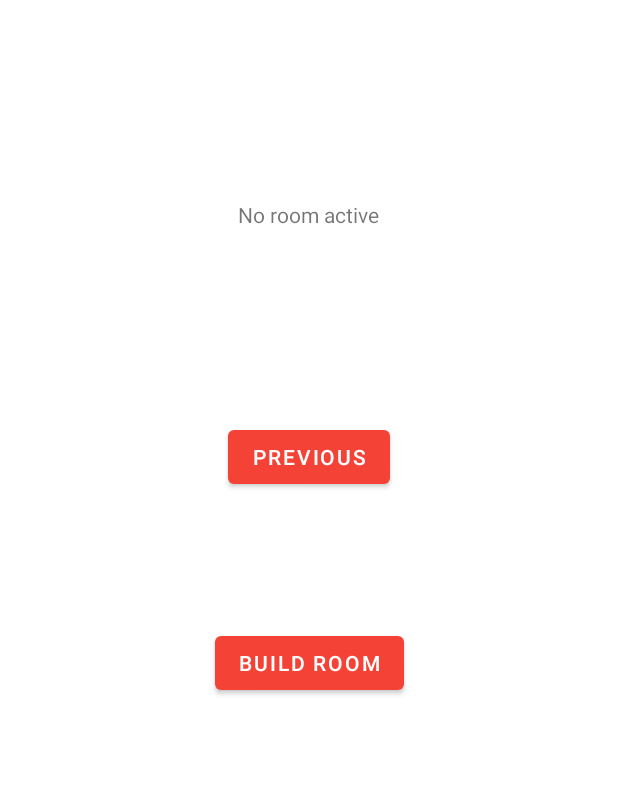
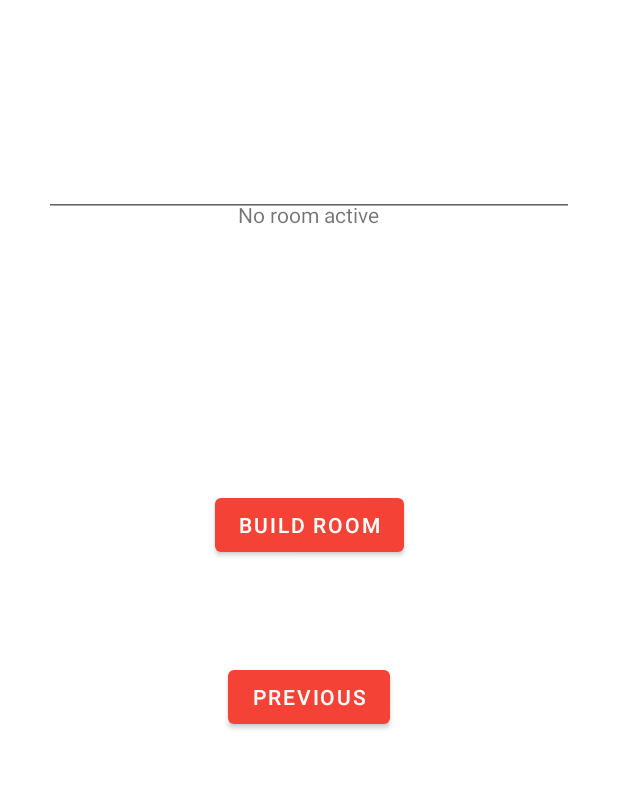
Before and after one commit to Blaemerson/ChickenTender, an Android app: the CreateRoomFragment screen opened through its navigation route, on a phone screen of 412 x 824 dp, the part 403-1192 px from its top. Run offline under Robolectric (Android 15) with nearby library versions, the phone set to English and light mode, and no system bars; our stand-ins replace navigation-ui; 6 statements that could not run were skipped.

Commit message:
Allow radius input

```diff
--- a/app/src/main/java/com/chickentender/apk/CreateRoomFragment.java
+++ b/app/src/main/java/com/chickentender/apk/CreateRoomFragment.java
@@ -13,9 +13,13 @@ import android.os.AsyncTask;
 import android.os.Bundle;
 import android.os.Looper;
 import android.provider.Settings;
+import android.text.TextWatcher;
+import android.view.KeyEvent;
 import android.view.LayoutInflater;
 import android.view.View;
 import android.view.ViewGroup;
+import android.view.inputmethod.EditorInfo;
+import android.view.inputmethod.InputMethodManager;
 import android.widget.TextView;
 import android.widget.Toast;
 
@@ -32,14 +36,14 @@ import com.google.android.gms.location.LocationResult;
 import com.google.android.gms.location.LocationServices;
 import com.google.android.gms.tasks.OnCompleteListener;
 import com.google.android.gms.tasks.Task;
+import com.google.android.libraries.places.api.Places;
+import com.google.android.libraries.places.api.net.PlacesClient;
 
 import org.json.JSONArray;
 import org.json.JSONException;
 import org.json.JSONObject;
-import org.w3c.dom.Text;
 
 import java.io.IOException;
-import java.util.List;
 
 import okhttp3.FormBody;
 import okhttp3.MediaType;
@@ -51,23 +55,22 @@ import okhttp3.Response;
 
 public class CreateRoomFragment extends Fragment {
     private FragmentCreateRoomBinding binding;
-    private FusedLocationProviderClient flpc;
-    private JSONObject[] jsonObjects;
+    private FusedLocationProviderClient fusedLocationProviderClient;
     private double lat;
     private double lng;
+    private double radiusMeters = 1500;
+    private double radiusMiles = 15;
 
     @Override
     public View onCreateView(
             LayoutInflater inflater, ViewGroup container,
             Bundle savedInstanceState
     ) {
-        flpc = LocationServices.getFusedLocationProviderClient(this.getActivity());
+        fusedLocationProviderClient = LocationServices.getFusedLocationProviderClient(this.getActivity());
         requestNewLocationData();
-//        getLastLocation();
 
         binding = FragmentCreateRoomBinding.inflate(inflater, container, false);
         return binding.getRoot();
-
     }
 
     @SuppressLint("MissingPermission")
@@ -78,11 +81,8 @@ public class CreateRoomFragment extends Fragment {
             // check if location is enabled
             if (isLocationEnabled()) {
 
-                // getting last
-                // location from
-                // FusedLocationClient
-                // object
-                flpc.getLastLocation().addOnCompleteListener(new OnCompleteListener<Location>() {
+                // getting last location from FusedLocationClient object
+                fusedLocationProviderClient.getLastLocation().addOnCompleteListener(new OnCompleteListener<Location>() {
                     @Override
                     public void onComplete(@NonNull Task<Location> task) {
                         Location location = task.getResult();
@@ -101,7 +101,7 @@ public class CreateRoomFragment extends Fragment {
             }
         } else {
             // if permissions aren't available,
-            // request for permissions
+            // request permissions
             requestPermissions();
         }
     }
@@ -109,18 +109,16 @@ public class CreateRoomFragment extends Fragment {
     @SuppressLint("MissingPermission")
     private void requestNewLocationData() {
 
-        // Initializing LocationRequest
-        // object with appropriate methods
+        // Initializing LocationRequest object with appropriate methods
         LocationRequest mLocationRequest = new LocationRequest();
         mLocationRequest.setPriority(LocationRequest.PRIORITY_HIGH_ACCURACY);
         mLocationRequest.setInterval(5);
         mLocationRequest.setFastestInterval(0);
         mLocationRequest.setNumUpdates(1);
 
-        // setting LocationRequest
-        // on FusedLocationClient
-        flpc = LocationServices.getFusedLocationProviderClient(this.getActivity());
-        flpc.requestLocationUpdates(mLocationRequest, mLocationCallback, Looper.myLooper());
+        // setting LocationRequest on FusedLocationClient
+        fusedLocationProviderClient = LocationServices.getFusedLocationProviderClient(this.getActivity());
+        fusedLocationProviderClient.requestLocationUpdates(mLocationRequest, mLocationCallback, Looper.myLooper());
     }
 
     private LocationCallback mLocationCallback = new LocationCallback() {
@@ -138,8 +136,7 @@ public class CreateRoomFragment extends Fragment {
         return ActivityCompat.checkSelfPermission(this.getActivity(), Manifest.permission.ACCESS_COARSE_LOCATION) == PackageManager.PERMISSION_GRANTED && ActivityCompat.checkSelfPermission(this.getActivity(), Manifest.permission.ACCESS_FINE_LOCATION) == PackageManager.PERMISSION_GRANTED;
 
         // If we want background location
-        // on Android 10.0 and higher,
-        // use:
+        // on Android 10.0 and higher, use:
         // ActivityCompat.checkSelfPermission(this, Manifest.permission.ACCESS_BACKGROUND_LOCATION) == PackageManager.PERMISSION_GRANTED
     }
 
@@ -150,8 +147,6 @@ public class CreateRoomFragment extends Fragment {
                 Manifest.permission.ACCESS_FINE_LOCATION}, 44);
     }
 
-    // method to check
-    // if location is enabled
     private boolean isLocationEnabled() {
         LocationManager locationManager = (LocationManager) this.getActivity().getSystemService(Context.LOCATION_SERVICE);
         return locationManager.isProviderEnabled(LocationManager.GPS_PROVIDER) || locationManager.isProviderEnabled(LocationManager.NETWORK_PROVIDER);
@@ -171,8 +166,8 @@ public class CreateRoomFragment extends Fragment {
         binding.buttonBack.setOnClickListener(new View.OnClickListener() {
             @Override
             public void onClick(View view) {
-                System.out.println(lat);
-                System.out.println(lng);
+                System.out.println("lat: " + lat);
+                System.out.println("lng: " + lng);
                 NavHostFragment.findNavController(CreateRoomFragment.this)
                         .navigate(R.id.action_SecondFragment_to_FirstFragment);
             }
@@ -181,6 +176,20 @@ public class CreateRoomFragment extends Fragment {
             @Override
             public void onClick(View view) {
                 new PlaceFetcher(view.getContext()).execute();
+            }
+        });
+        binding.editTextNumber.setOnEditorActionListener(new TextView.OnEditorActionListener() {
+            @Override
+            public boolean onEditorAction(TextView textView, int i, KeyEvent keyEvent) {
+                if (i == EditorInfo.IME_ACTION_DONE) {
+                    InputMethodManager imm = (InputMethodManager)textView.getContext().getSystemService(Context.INPUT_METHOD_SERVICE);
+                    imm.hideSoftInputFromWindow(textView.getWindowToken(), 0);
+                    radiusMiles = Integer.parseInt(textView.getText().toString());
+                    System.out.println(radiusMiles);
+                    return true;
+                }
+
+                return true;
             }
         });
 
@@ -195,23 +204,24 @@ public class CreateRoomFragment extends Fragment {
     private void onBackgroundTaskDataObtained(JSONObject[] results) throws JSONException {
         Restaurant[] restaurants = new Restaurant[results.length];
         if (results.length == 0) {
-            ((MainActivity)getActivity()).createRoom("No results", restaurants, lat, lng);
+            ((MainActivity)getActivity()).setText("No results in " + radiusMiles + " miles");
         } else{
             for (int i = 0; i < results.length; i++) {
                 restaurants[i] = new Restaurant((String) results[i].get("name"), 0, 0, "");
             }
             ((MainActivity)getActivity()).createRoom(restaurants[0].getName(), restaurants, lat, lng);
-            ((MainActivity)getActivity()).setText(String.valueOf(restaurants.length));
+            ((MainActivity)getActivity()).setText("Number of restaurants within " + radiusMiles + " miles: " + restaurants.length);
         }
     }
 
-    public String buildQuery() {
-        String _apiKey = MAPS_API_KEY;
-
+    public String buildQuery(String pageToken) {
         return "https://maps.googleapis.com/maps/api/place/nearbysearch/json?location="
                 + lat + "," + lng
-                + "&radius=5000&type=restaurant&key="
-                + _apiKey + "\n";
+                + "&radius=" + radiusMiles * 1609.34
+                + "&type=restaurant"
+                + "&pageToken=" + pageToken
+                + "&key=" + MAPS_API_KEY
+                + "\n";
     }
 
 
@@ -219,8 +229,7 @@ public class CreateRoomFragment extends Fragment {
     public void onCreate(Bundle savedInstanceState) {
         super.onCreate(savedInstanceState);
 
-        if (getArguments() != null) {
-        }
+        if (getArguments() != null) { }
 
         new PlaceFetcher(getContext()).execute();
     }
@@ -244,6 +253,7 @@ public class CreateRoomFragment extends Fragment {
                 JSONObject Jobject = new JSONObject(jsonData);
                 JSONArray Jarray = Jobject.getJSONArray("results");
                 places = new JSONObject[Jarray.length()];
+                System.out.println(jsonData);
 
                 for (int i = 0; i < Jarray.length(); i++) {
                     JSONObject object     = Jarray.getJSONObject(i);
@@ -266,7 +276,7 @@ public class CreateRoomFragment extends Fragment {
 
         @Override
         protected JSONObject[] doInBackground(String... params) {
-            JSONObject[] obs = request(buildQuery());
+            JSONObject[] obs = request(buildQuery(""));
             System.out.println(obs.length);
             return obs;
         }
--- a/app/src/main/res/layout/fragment_create_room.xml
+++ b/app/src/main/res/layout/fragment_create_room.xml
@@ -8,16 +8,29 @@
     android:layout_height="match_parent"
     tools:context=".CreateRoomFragment">
 
-    <TextView
-        android:id="@+id/textview_second"
+    <EditText
+        android:id="@+id/editTextNumber"
         android:layout_width="wrap_content"
         android:layout_height="wrap_content"
+        android:ems="10"
+        android:inputType="number"
         android:gravity="center"
         android:textSize="30sp"
+        android:imeOptions="actionDone"
         app:layout_constraintBottom_toTopOf="@id/button_back"
         app:layout_constraintEnd_toEndOf="parent"
         app:layout_constraintStart_toStartOf="parent"
         app:layout_constraintTop_toTopOf="parent" />
+
+    <Button
+        android:id="@+id/build_room"
+        android:layout_width="wrap_content"
+        android:layout_height="wrap_content"
+        android:text="@string/build_room"
+        app:layout_constraintBottom_toBottomOf="parent"
+        app:layout_constraintEnd_toEndOf="parent"
+        app:layout_constraintStart_toStartOf="parent"
+        app:layout_constraintTop_toBottomOf="@id/editTextNumber" />
 
     <Button
         android:id="@+id/button_back"
@@ -27,15 +40,8 @@
         app:layout_constraintBottom_toBottomOf="parent"
         app:layout_constraintEnd_toEndOf="parent"
         app:layout_constraintStart_toStartOf="parent"
-        app:layout_constraintTop_toBottomOf="@id/textview_second" />
+        app:layout_constraintTop_toBottomOf="@id/build_room" />
 
-    <Button
-        android:id="@+id/build_room"
-        android:layout_width="wrap_content"
-        android:layout_height="wrap_content"
-        android:text="@string/build_room"
-        app:layout_constraintBottom_toBottomOf="parent"
-        app:layout_constraintEnd_toEndOf="parent"
-        app:layout_constraintStart_toStartOf="parent"
-        app:layout_constraintTop_toBottomOf="@id/button_back" />
+
+
 </androidx.constraintlayout.widget.ConstraintLayout>
```
